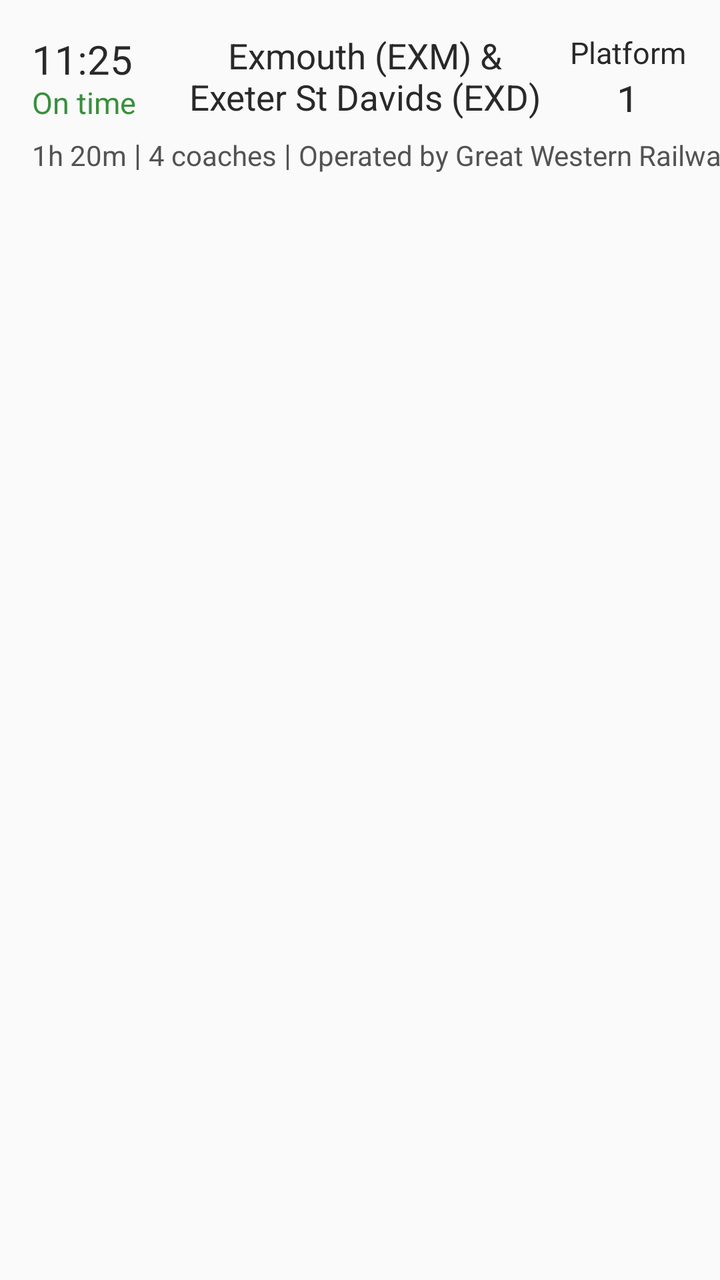
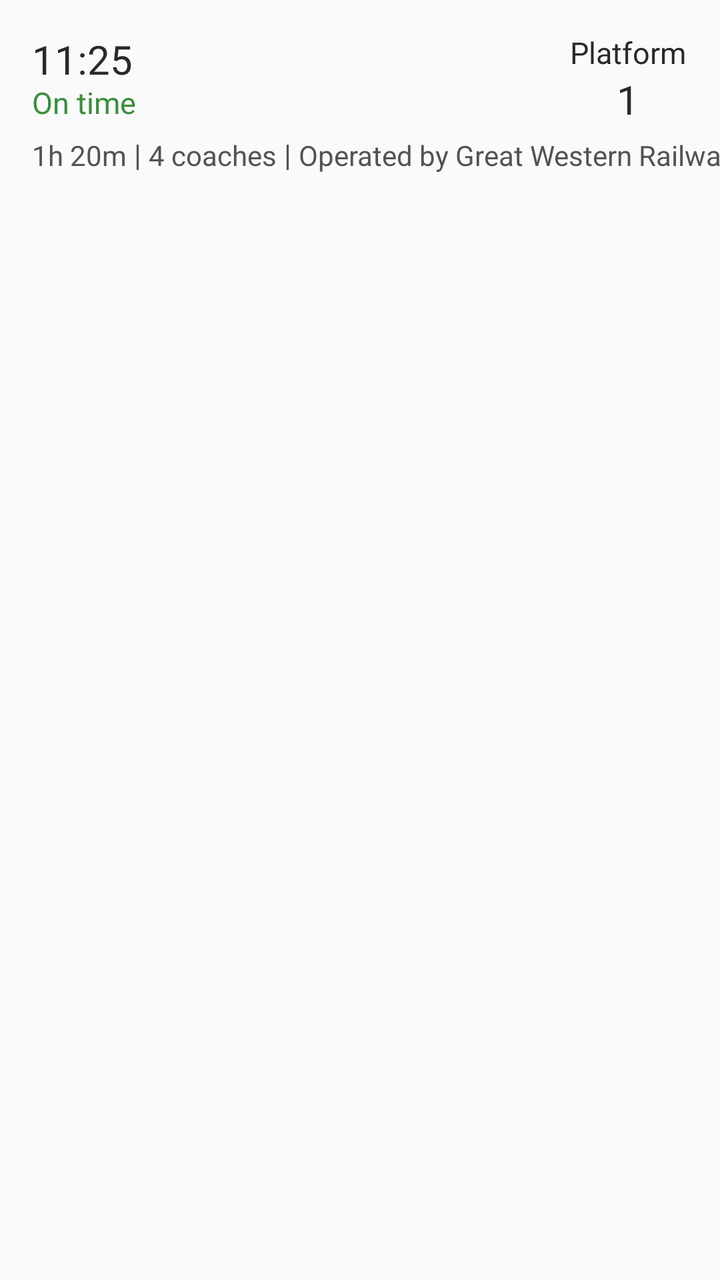

Screens rendered from an Android XML layout before and after an edit, with the pre-edit source and the edit as a unified diff.
<!-- AndroidManifest.xml: application theme Theme.AppCompat.Light.NoActionBar -->
<!-- res/layout/departures.xml -->
<?xml version="1.0" encoding="utf-8"?>
<androidx.constraintlayout.widget.ConstraintLayout xmlns:android="http://schemas.android.com/apk/res/android"
    xmlns:app="http://schemas.android.com/apk/res-auto"
    xmlns:tools="http://schemas.android.com/tools"
    android:id="@+id/constraintLayout"
    android:layout_width="match_parent"
    android:layout_height="wrap_content"
    android:paddingBottom="16dp">

    <TextView
        android:id="@+id/txt_dash_1"
        android:layout_width="11dp"
        android:layout_height="20dp"
        android:layout_marginTop="6dp"
        android:text="@string/vertical_dash"
        android:textAlignment="center"
        android:textColor="@color/secondary_text"
        android:textSize="15sp"
        android:visibility="visible"
        app:layout_constraintStart_toEndOf="@+id/txt_subinfo_1"
        app:layout_constraintTop_toBottomOf="@+id/txt_status" />

    <TextView
        android:id="@+id/txt_departure"
        android:layout_width="65dp"
        android:layout_height="25dp"
        android:layout_marginStart="16dp"
        android:layout_marginTop="16dp"
        android:text="11:25"
        android:textColor="@color/main_text"
        android:textSize="20sp"
        app:layout_constraintStart_toStartOf="parent"
        app:layout_constraintTop_toTopOf="parent" />

    <TextView
        android:id="@+id/txt_status"
        android:layout_width="65dp"
        android:layout_height="20dp"
        android:layout_marginStart="16dp"
        android:text="On time"
        android:textColor="@color/on_time"
        android:textSize="15sp"
        app:layout_constraintStart_toStartOf="parent"
        app:layout_constraintTop_toBottomOf="@+id/txt_departure" />

    <TextView
        android:id="@+id/txt_destination"
        android:layout_width="0dp"
        android:layout_height="45dp"
        android:layout_marginStart="9dp"
        android:layout_marginTop="16dp"
        android:layout_marginEnd="9dp"
        android:text="Exmouth (EXM) &amp; Exeter St Davids (EXD)"
        android:textAlignment="center"
        android:textColor="@color/main_text"
        android:textSize="30sp"
        app:autoSizeMaxTextSize="30sp"
        app:autoSizeMinTextSize="10sp"
        app:autoSizeTextType="uniform"
        app:layout_constraintEnd_toStartOf="@+id/txt_platform"
        app:layout_constraintStart_toEndOf="@+id/txt_departure"
        app:layout_constraintTop_toTopOf="parent" />

    <TextView
        android:id="@+id/txt_platform"
        android:layout_width="60dp"
        android:layout_height="20dp"
        android:layout_marginTop="16dp"
        android:layout_marginEnd="16dp"
        android:text="@string/platform"
        android:textAlignment="center"
        android:textColor="@color/main_text"
        android:textSize="15sp"
        app:layout_constraintEnd_toEndOf="parent"
        app:layout_constraintTop_toTopOf="parent" />

    <TextView
        android:id="@+id/txt_platform_no"
        android:layout_width="60dp"
        android:layout_height="20dp"
        android:layout_marginEnd="16dp"
        android:text="1"
        android:textAlignment="center"
        android:textColor="@color/main_text"
        android:textSize="20sp"
        app:layout_constraintEnd_toEndOf="parent"
        app:layout_constraintTop_toBottomOf="@+id/txt_platform" />

    <TextView
        android:id="@+id/txt_subinfo_1"
        android:layout_width="wrap_content"
        android:layout_height="wrap_content"
        android:layout_marginStart="16dp"
        android:layout_marginTop="7dp"
        android:text="1h 20m"
        android:textColor="@color/secondary_text"
        app:layout_constraintStart_toStartOf="parent"
        app:layout_constraintTop_toBottomOf="@+id/txt_status" />

    <TextView
        android:id="@+id/txt_subinfo_2"
        android:layout_width="wrap_content"
        android:layout_height="wrap_content"
        android:layout_marginTop="7dp"
        android:text="4 coaches"
        android:textColor="@color/secondary_text"
        app:layout_constraintStart_toEndOf="@+id/txt_dash_1"
        app:layout_constraintTop_toBottomOf="@+id/txt_status" />

    <TextView
        android:id="@+id/txt_subinfo_3"
        android:layout_width="wrap_content"
        android:layout_height="wrap_content"
        android:layout_marginTop="7dp"
        android:text="Operated by Great Western Railway"
        android:textColor="@color/secondary_text"
        app:layout_constraintStart_toEndOf="@+id/txt_dash_2"
        app:layout_constraintTop_toBottomOf="@+id/txt_destination" />

    <TextView
        android:id="@+id/txt_dash_2"
        android:layout_width="11dp"
        android:layout_height="20dp"
        android:layout_marginTop="6dp"
        android:text="@string/vertical_dash"
        android:textAlignment="center"
        android:textColor="@color/secondary_text"
        android:textSize="15sp"
        app:layout_constraintStart_toEndOf="@+id/txt_subinfo_2"
        app:layout_constraintTop_toBottomOf="@+id/txt_destination" />

    <TextView
        android:id="@+id/txt_destination_with_via"
        android:layout_width="0dp"
        android:layout_height="28dp"
        android:layout_marginStart="9dp"
        android:layout_marginTop="16dp"
        android:layout_marginEnd="9dp"
        android:textAlignment="center"
        android:textColor="@color/main_text"
        android:textSize="25sp"
        app:layout_constraintEnd_toStartOf="@+id/txt_platform"
        app:layout_constraintStart_toEndOf="@+id/txt_departure"
        app:layout_constraintTop_toTopOf="parent" />

    <TextView
        android:id="@+id/txt_via"
        android:layout_width="0dp"
        android:layout_height="17dp"
        android:layout_marginStart="9dp"
        android:layout_marginEnd="9dp"
        android:textAlignment="center"
        android:textSize="14sp"
        app:layout_constraintEnd_toStartOf="@+id/txt_platform_no"
        app:layout_constraintStart_toEndOf="@+id/txt_status"
        app:layout_constraintTop_toBottomOf="@+id/txt_destination_with_via" />

</androidx.constraintlayout.widget.ConstraintLayout>
<!-- resources referenced by this layout -->
<resources>
  <color name="main_text">#FF292929</color>
  <color name="on_time">#388F3C</color>
  <color name="secondary_text">#535353</color>
  <string name="platform">Platform</string>
  <string name="vertical_dash">|</string>
</resources>

<!-- the commit's change to res/layout/departures.xml (unified diff, before → after) -->
@@ -50,7 +50,6 @@
         android:layout_marginStart="9dp"
         android:layout_marginTop="16dp"
         android:layout_marginEnd="9dp"
-        android:text="Exmouth (EXM) &amp; Exeter St Davids (EXD)"
         android:textAlignment="center"
         android:textColor="@color/main_text"
         android:textSize="30sp"
@@ -77,7 +76,7 @@
     <TextView
         android:id="@+id/txt_platform_no"
         android:layout_width="60dp"
-        android:layout_height="20dp"
+        android:layout_height="25dp"
         android:layout_marginEnd="16dp"
         android:text="1"
         android:textAlignment="center"
@@ -136,9 +135,10 @@
         android:layout_marginStart="9dp"
         android:layout_marginTop="16dp"
         android:layout_marginEnd="9dp"
+        android:autoSizeMaxTextSize="25sp"
+        android:autoSizeTextType="uniform"
         android:textAlignment="center"
         android:textColor="@color/main_text"
-        android:textSize="25sp"
         app:layout_constraintEnd_toStartOf="@+id/txt_platform"
         app:layout_constraintStart_toEndOf="@+id/txt_departure"
         app:layout_constraintTop_toTopOf="parent" />
